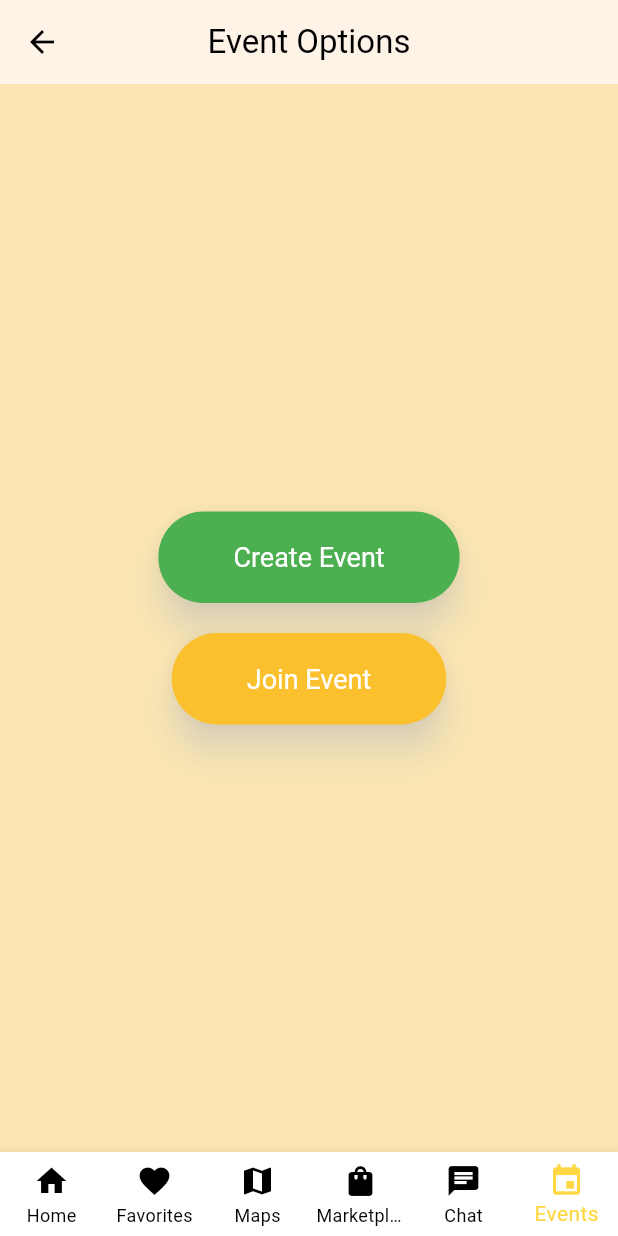
After one commit to seena-kab/CupCompanion, a Flutter app: the HomeScreen screen opened by its route, item 6 of the bottom bar chosen, on a phone screen of 412 x 824 dp. The commit adds this screen. Run offline on Flutter 3.47's test engine with Material 3 defaults, Android fonts, the phone set to English and light mode, and no system bars; our stand-ins replace firebase_auth, firebase_core, firebase_database; accounts and stored records are empty.

Commit message:
events page

```diff
--- a/cup_companion/lib/main.dart
+++ b/cup_companion/lib/main.dart
@@ -8,6 +8,8 @@ import 'screens/survey_screen.dart';
 import 'screens/forgot_password_screen.dart';
 import 'screens/home_screen.dart'; // Import HomeScreen
 import 'theme/theme.dart';
+import 'screens/events.dart';
+
 
 Future<void> main() async {
   // Ensure Firebase is initialized before running the application
@@ -34,6 +36,7 @@ class MyApp extends StatelessWidget {
         '/survey': (context) => const SurveyScreen(),
         '/forgot_password': (context) => const ForgotPasswordScreen(),
         '/home': (context) => const HomeScreen(), // Add HomeScreen route
+        '/events':(context) => const EventScreen(),
       },
     );
   }
--- /dev/null
+++ b/cup_companion/lib/screens/events.dart
@@ -0,0 +1,80 @@
+import 'package:flutter/material.dart';
+
+class EventScreen extends StatefulWidget {
+  const EventScreen({Key? key}) : super(key: key);
+
+  @override
+  EventsScreenState createState() => EventsScreenState();
+}
+
+class EventsScreenState extends State<EventScreen> {
+  @override
+  Widget build(BuildContext context) {
+    return Scaffold(
+      appBar: AppBar(
+        title: const Text('Event Options'),
+        centerTitle: true,
+      ),
+      backgroundColor: const Color(0xFFFBE6B2), // Set the background color to amber
+      body: Center(
+        child: Padding(
+          padding: const EdgeInsets.all(16.0),
+          child: Column(
+            mainAxisSize: MainAxisSize.min,
+            children: [
+              // Create Event Button
+              ElevatedButton(
+                onPressed: () {
+                  // Handle create event action here
+                  ScaffoldMessenger.of(context).showSnackBar(
+                    const SnackBar(content: Text('Create Event clicked')),
+                  );
+                },
+                style: ElevatedButton.styleFrom(
+                  backgroundColor: Colors.green, // Set button color to green
+                  foregroundColor: Colors.white,
+                  padding: const EdgeInsets.symmetric(horizontal: 50, vertical: 20),
+                  shape: RoundedRectangleBorder(
+                    borderRadius: BorderRadius.circular(30.0), // Rounded corners
+                  ),
+                  elevation: 10, // Add shadow for a modern look
+                  shadowColor: Colors.white, // Shadow color
+                  textStyle: const TextStyle(
+                    fontSize: 18,
+                    color: Colors.white,
+                  ),
+                ),
+                child: const Text('Create Event'),
+              ),
+              const SizedBox(height: 20), // Space between the two buttons
+              // Join Event Button
+              ElevatedButton(
+                onPressed: () {
+                  // Handle join event action here
+                  ScaffoldMessenger.of(context).showSnackBar(
+                    const SnackBar(content: Text('Join Event clicked')),
+                  );
+                },
+                style: ElevatedButton.styleFrom(
+                  backgroundColor: Colors.yellow[700], // Set button color to yellow
+                  foregroundColor: Colors.white,
+                  padding: const EdgeInsets.symmetric(horizontal: 50, vertical: 20),
+                  shape: RoundedRectangleBorder(
+                    borderRadius: BorderRadius.circular(30.0), // Rounded corners
+                  ),
+                  elevation: 10, // Add shadow for a modern look
+                  shadowColor: Colors.white, // Shadow color
+                  textStyle: const TextStyle(
+                    fontSize: 18,
+                    color: Colors.white,
+                  ),
+                ),
+                child: const Text('Join Event'),
+              ),
+            ],
+          ),
+        ),
+      ),
+    );
+  }
+}
--- a/cup_companion/lib/screens/home_screen.dart
+++ b/cup_companion/lib/screens/home_screen.dart
@@ -1,4 +1,5 @@
 import 'package:flutter/material.dart';
+import 'events.dart';
 
 class HomeScreen extends StatefulWidget {
   const HomeScreen({Key? key}) : super(key: key);
@@ -153,10 +154,13 @@ class HomeScreenState extends State<HomeScreen> {
               ],
             ),
             _selectedIndex == 0
-                ? buildHomeScreenContent()
-                : _selectedIndex == 1
-                    ? buildFavoritesScreen()
-                    : buildPlaceholderScreen('Coming Soon!'),
+    ? buildHomeScreenContent()
+    : _selectedIndex == 1
+        ? buildFavoritesScreen()
+        : _selectedIndex == 5 // Assuming index 2 is for Events
+            ? const EventScreen() // Display EventScreen when "Events" tab is selected
+            : buildPlaceholderScreen('Coming Soon!')
+,
           ],
         ),
       ),
@@ -381,6 +385,10 @@ class HomeScreenState extends State<HomeScreen> {
           icon: Icon(Icons.chat),
           label: 'Chat',
         ),
+        BottomNavigationBarItem(
+          icon: Icon(Icons.event),
+          label: 'Events',
+        )
       ],
       selectedItemColor: Colors.amberAccent,
       unselectedItemColor: Colors.black,
```
Also changed, not shown: cup_companion/lib/recommendations.dart (added, +47 -0 lines).
